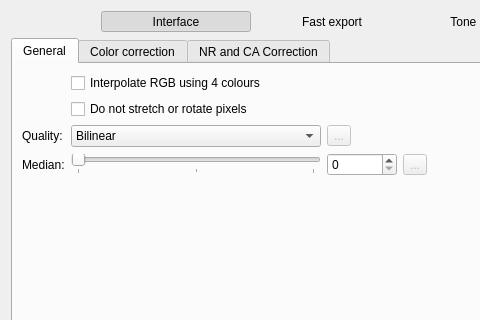
Qt form src/Preferences/PreferencesDialog.ui (LuminanceHDR/LuminanceHDR) before a commit; both pictures show x 0 to 480 and y 0 to 320 of the 1132 by 650 pixel window.
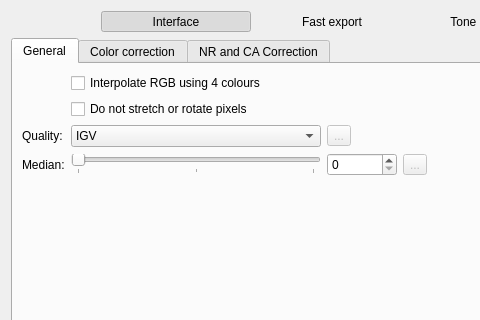
The same form after that commit. The open tabs and pages were chosen to show the change. Icons and pictures are not drawn.

```diff
--- a/src/Preferences/PreferencesDialog.ui
+++ b/src/Preferences/PreferencesDialog.ui
@@ -859,7 +859,7 @@
                  </property>
                  <item>
                   <property name="text">
-                   <string>Bilinear</string>
+                   <string>IGV</string>
                   </property>
                  </item>
                  <item>
```
Left out of the diff: 26 changed lines with no effect on the pictures.
